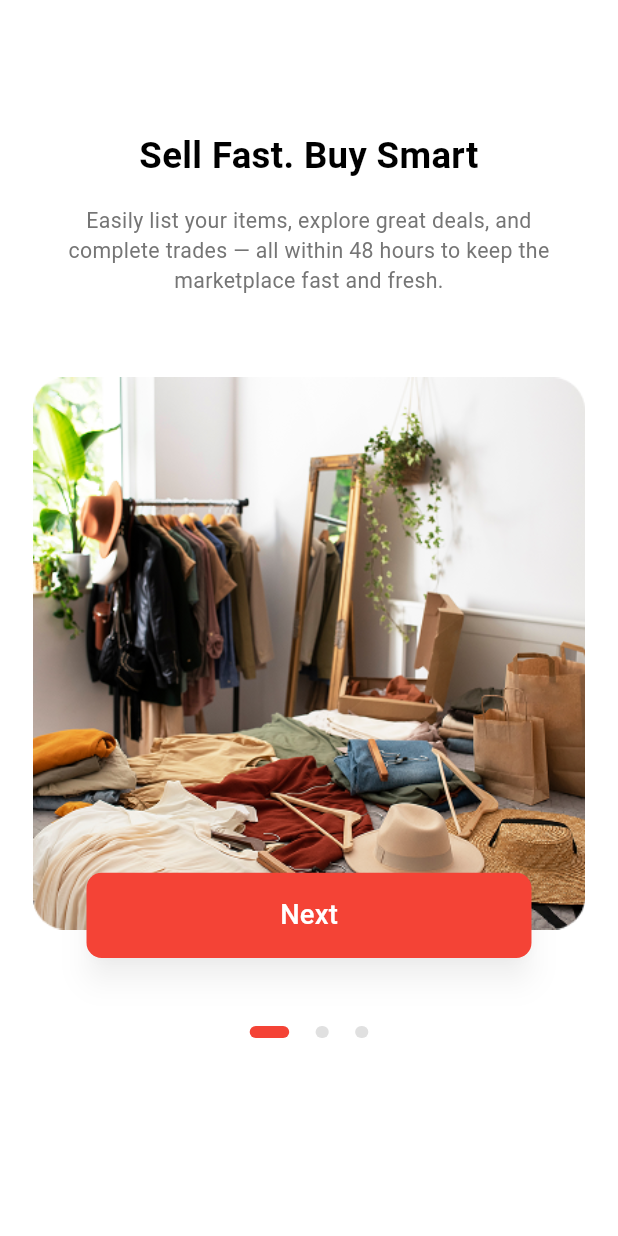
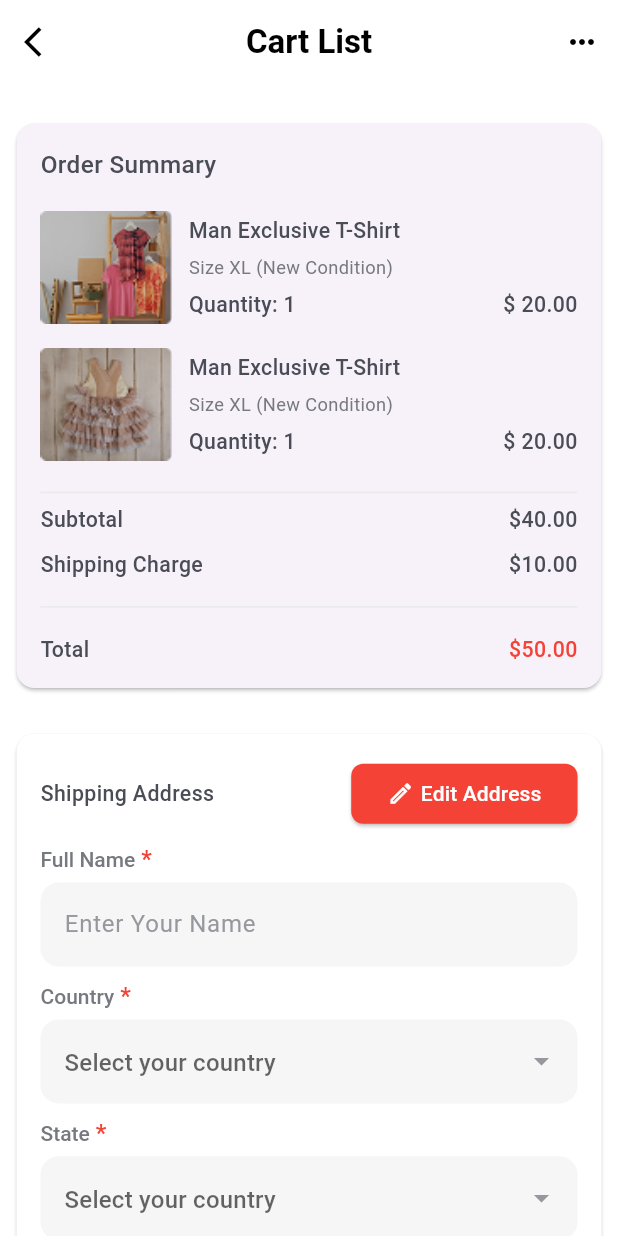
Before and after one commit to backbencherstudio/mussweg, a Flutter app: the screen it shows after launch, on a phone screen of 412 x 824 dp. Run offline on Flutter 3.47's test engine with Material 3 defaults, Android fonts, the phone set to English and light mode, and no system bars; drawn by our look-alikes of smooth_page_indicator; our stand-ins replace flutter_screenutil, get_it.

Commit message:
Add checkout cart list

```diff
--- a/lib/core/routes/route_configs.dart
+++ b/lib/core/routes/route_configs.dart
@@ -7,6 +7,7 @@ import 'package:mussweg/views/parent_screen/screen/parent_screen.dart';
 import 'package:mussweg/views/splash/splash_screen.dart';
 
 import '../../views/auth/sign_up/screen/signup_screen.dart';
+import '../../views/checkout/screen/checkout_screen.dart';
 import '../../views/profile/screen.dart';
 import '../../views/profile/screens/view_seller_product.dart';
 
@@ -19,5 +20,6 @@ class AppRoutes {
     RouteNames.signUpScreen: (context) => const SignupScreen(),
     RouteNames.profileScreen: (context) => const ProfileScreen(),
     RouteNames.sellerProfilePage: (context) => const SellerProfilePage(),
+    RouteNames.checkoutScreen: (context) => const CheckoutScreen(),
   };
 }
--- a/lib/core/routes/route_names.dart
+++ b/lib/core/routes/route_names.dart
@@ -10,6 +10,8 @@ class RouteNames {
   static const String profileScreen = '/profileScreen';
   static const String sellerProfilePage = '/sellerProfilePage';
 
+  static const String checkoutScreen = '/checkoutScreen';
+
 
 
 }
--- /dev/null
+++ b/lib/views/checkout/screen/checkout_screen.dart
@@ -0,0 +1,162 @@
+import 'package:flutter/material.dart';
+import 'package:flutter_screenutil/flutter_screenutil.dart';
+import 'package:mussweg/views/checkout/widgets/checkout_form.dart';
+
+
+import '../../profile/widgets/simple_apppbar.dart';
+import '../widgets/checkout_card_widget.dart';
+import '../widgets/custom_drop_down_field.dart';
+import '../widgets/label_text.dart';
+import '../widgets/text_form_field.dart';
+
+class CheckoutScreen extends StatefulWidget {
+  const CheckoutScreen({super.key});
+
+  @override
+  State<CheckoutScreen> createState() => _CheckoutScreenState();
+}
+
+class _CheckoutScreenState extends State<CheckoutScreen> {
+
+  String? _selectedCountry;
+  final List<String> _countries = ['USA', 'Canada', 'India', 'Germany', 'Australia'];
+
+  @override
+  Widget build(BuildContext context) {
+    return Scaffold(
+      appBar: SimpleApppbar(title: 'Cart List'),
+      body: SingleChildScrollView(
+        child: Padding(
+          padding: EdgeInsets.symmetric(vertical: 16.h),
+          child: Column(
+            children: [
+              CheckoutCartWidget(),
+              SizedBox(height: 10.h,),
+              Card(
+                color: Colors.white,
+                margin: EdgeInsets.symmetric(horizontal: 10.w, vertical: 10.h),
+                child: Padding(
+                  padding: const EdgeInsets.all(16.0),
+                  child: Column(
+                    crossAxisAlignment: CrossAxisAlignment.start,
+                    children: [
+                        Row(
+                          mainAxisAlignment: MainAxisAlignment.spaceBetween,
+                          children: [
+                            Text(
+                              'Shipping Address',
+                              style: TextStyle(
+                                fontWeight: FontWeight.w500,
+                                fontSize: 14.sp,
+                                color: Color(0xFF4A4C56),
+                              ),
+                            ),
+                            ElevatedButton(onPressed: (){},
+                              style: ElevatedButton.styleFrom(
+                                backgroundColor: Colors.red,
+                                shape: RoundedRectangleBorder(
+                                  borderRadius: BorderRadius.circular(8.r),
+                                )
+                              ),
+                              child: Row(
+
+                                children: [
+                                  Icon(Icons.edit_outlined,color: Colors.white,),
+                                  SizedBox(width: 4.w,),
+                                  Text('Edit Address',style: TextStyle(color: Colors.white),)
+                                ],
+                              ),
+                            )
+                          ],
+                        ),
+                      SizedBox(height: 10.h,),
+                      RequiredLabel(
+                        labelText: 'Full Name',
+                      ),
+                      SizedBox(height: 6.h,),
+                      CustomTextFormField(hintText: 'Enter Your Name',),
+                      SizedBox(height: 10.h,),
+                      RequiredLabel(
+                        labelText: 'Country',
+                      ),
+                      SizedBox(height: 6.h,),
+                      CustomDropdownFormField(
+                        hintText: 'Select your country',
+                        items: _countries,
+                        selectedValue: _selectedCountry,
+                        onChanged: (String? newValue) {
+                          setState(() {
+                            _selectedCountry = newValue;
+                          });
+                        },
+                      ),
+                      SizedBox(height: 10.h,),
+                      RequiredLabel(
+                        labelText: 'State',
+                      ),
+                      SizedBox(height: 6.h,),
+                      CustomDropdownFormField(
+                        hintText: 'Select your country',
+                        items: _countries,
+                        selectedValue: _selectedCountry,
+                        onChanged: (String? newValue) {
+                          setState(() {
+                            _selectedCountry = newValue;
+                          });
+                        },
+                      ),
+                      SizedBox(height: 10.h,),
+                      RequiredLabel(
+                        labelText: 'City',
+                      ),
+                      SizedBox(height: 6.h,),
+                      CustomDropdownFormField(
+                        hintText: 'Select your country',
+                        items: _countries,
+                        selectedValue: _selectedCountry,
+                        onChanged: (String? newValue) {
+                          setState(() {
+                            _selectedCountry = newValue;
+                          });
+                        },
+                      ),
+                      SizedBox(height: 10.h,),
+                      RequiredLabel(
+                        labelText: 'ZIP Code (Postal Code)',
+                      ),
+                      SizedBox(height: 6.h,),
+                      CustomTextFormField(hintText: 'Enter Zip Code',),
+                      SizedBox(height: 10.h,),
+                      RequiredLabel(
+                        labelText: 'Address',
+                      ),
+                      SizedBox(height: 6.h,),
+                      CustomTextFormField(hintText: 'Enter Your Address',),
+                      SizedBox(height: 15.h,),
+
+                      Text(
+                        'Payment',
+                        style: TextStyle(
+                          fontWeight: FontWeight.w500,
+                          fontSize: 14.sp,
+                          color: Color(0xFF4A4C56),
+                        ),
+                      ),
+                      SizedBox(height: 10.h,),
+                      const CheckoutFormButton(image: 'assets/icons/paypal-icon.png', outColor: Color(0xFF0070BA),),
+                      SizedBox(height: 6.h,),
+                      const CheckoutFormButton(image: 'assets/icons/stripe-icon.png', outColor: Color(0xFF635BFF),),
+
+
+                    ],
+                  ),
+                ),
+              ),
+            ],
+          ),
+        ),
+      ),
+    );
+  }
+
+}
--- /dev/null
+++ b/lib/views/checkout/widgets/checkout_card_widget.dart
@@ -0,0 +1,214 @@
+import 'package:flutter/material.dart';
+import 'package:flutter_screenutil/flutter_screenutil.dart';
+
+class CheckoutCartWidget extends StatelessWidget {
+  const CheckoutCartWidget({
+    super.key,
+  });
+
+  @override
+  Widget build(BuildContext context) {
+    return Card(
+      margin: EdgeInsets.symmetric(horizontal: 10.w, vertical: 10.h),
+      child: Padding(
+        padding: const EdgeInsets.all(16.0),
+        child: Column(
+          crossAxisAlignment: CrossAxisAlignment.start,
+          children: [
+            Text(
+              'Order Summary',
+              style: TextStyle(
+                fontWeight: FontWeight.w500,
+                fontSize: 16.sp,
+                color: Color(0xFF4A4C56),
+              ),
+            ),
+            SizedBox(height: 16.h),
+            Row(
+              children: [
+                Image.asset(
+                  'assets/images/card-image-1.png',
+                  height: 80.h,
+                  width: 80.w,
+                  fit: BoxFit.contain,
+                ),
+                SizedBox(width: 10.w),
+                Expanded( // Add Expanded here
+                  child: Column(
+                    crossAxisAlignment: CrossAxisAlignment.start,
+                    children: [
+                      Text(
+                        'Man Exclusive T-Shirt',
+                        style: TextStyle(
+                          fontWeight: FontWeight.w500,
+                          fontSize: 14.sp,
+                          color: Color(0xFF4A4C56),
+                        ),
+                      ),
+                      SizedBox(height: 6.h),
+                      Text(
+                        'Size XL (New Condition)',
+                        style: TextStyle(
+                          fontSize: 12.sp,
+                          color: Color(0xFF777980),
+                        ),
+                      ),
+                      SizedBox(height: 6.h),
+                      Row(
+                        mainAxisAlignment: MainAxisAlignment.spaceBetween,
+                        children: [
+                          Text(
+                            'Quantity: 1',
+                            style: TextStyle(
+                              fontWeight: FontWeight.w500,
+                              fontSize: 14.sp,
+                              color: Color(0xFF4A4C56),
+                            ),
+                          ),
+                          Text(
+                            '\$ 20.00',
+                            style: TextStyle(
+                              fontWeight: FontWeight.w500,
+                              fontSize: 14.sp,
+                              color: Color(0xFF4A4C56),
+                            ),
+                          ),
+                        ],
+                      ),
+                    ],
+                  ),
+                ),
+              ],
+            ),
+            SizedBox(height: 10.h),
+            Row(
+              children: [
+                Image.asset(
+                  'assets/images/card-image-2.png',
+                  height: 80.h,
+                  width: 80.w,
+                  fit: BoxFit.contain,
+                ),
+                SizedBox(width: 10.w),
+                Expanded( // Add Expanded here
+                  child: Column(
+                    crossAxisAlignment: CrossAxisAlignment.start,
+                    children: [
+                      Text(
+                        'Man Exclusive T-Shirt',
+                        style: TextStyle(
+                          fontWeight: FontWeight.w500,
+                          fontSize: 14.sp,
+                          color: Color(0xFF4A4C56),
+                        ),
+                      ),
+                      SizedBox(height: 6.h),
+                      Text(
+                        'Size XL (New Condition)',
+                        style: TextStyle(
+                          fontSize: 12.sp,
+                          color: Color(0xFF777980),
+                        ),
+                      ),
+                      SizedBox(height: 6.h),
+                      Row(
+                        mainAxisAlignment: MainAxisAlignment.spaceBetween,
+                        children: [
+                          Text(
+                            'Quantity: 1',
+                            style: TextStyle(
+                              fontWeight: FontWeight.w500,
+                              fontSize: 14.sp,
+                              color: Color(0xFF4A4C56),
+                            ),
+                          ),
+                          Text(
+                            '\$ 20.00',
+                            style: TextStyle(
+                              fontWeight: FontWeight.w500,
+                              fontSize: 14.sp,
+                              color: Color(0xFF4A4C56),
+                            ),
+                          ),
+                        ],
+                      ),
+                    ],
+                  ),
+                ),
+              ],
+            ),
+            SizedBox(height: 10.h),
+            Divider(color: Color(0xFFE9E9EA)),
+            Row(
+              mainAxisAlignment: MainAxisAlignment.spaceBetween,
+              children: [
+                Text(
+                  'Subtotal',
+                  style: TextStyle(
+                    fontWeight: FontWeight.w500,
+                    fontSize: 14.sp,
+                    color: Color(0xFF4A4C56),
+                  ),
+                ),
+                Text(
+                  '\$40.00',
+                  style: TextStyle(
+                    fontWeight: FontWeight.w500,
+                    fontSize: 14.sp,
+                    color: Color(0xFF4A4C56),
+                  ),
+                ),
+              ],
+            ),
+            SizedBox(height: 10.h),
+            Row(
+              mainAxisAlignment: MainAxisAlignment.spaceBetween,
+              children: [
+                Text(
+                  'Shipping Charge',
+                  style: TextStyle(
+                    fontWeight: FontWeight.w500,
+                    fontSize: 14.sp,
+                    color: Color(0xFF4A4C56),
+                  ),
+                ),
+                Text(
+                  '\$10.00',
+                  style: TextStyle(
+                    fontWeight: FontWeight.w500,
+                    fontSize: 14.sp,
+                    color: Color(0xFF4A4C56),
+                  ),
+                ),
+              ],
+            ),
+            SizedBox(height: 10.h),
+            Divider(color: Color(0xFFE9E9EA)),
+            SizedBox(height: 10.h),
+            Row(
+              mainAxisAlignment: MainAxisAlignment.spaceBetween,
+              children: [
+                Text(
+                  'Total',
+                  style: TextStyle(
+                    fontWeight: FontWeight.w500,
+                    fontSize: 14.sp,
+                    color: Color(0xFF4A4C56),
+                  ),
+                ),
+                Text(
+                  '\$50.00',
+                  style: TextStyle(
+                    fontWeight: FontWeight.w500,
+                    fontSize: 14.sp,
+                    color: Colors.red,
+                  ),
+                ),
+              ],
+            ),
+          ],
+        ),
+      ),
+    );
+  }
+}
--- /dev/null
+++ b/lib/views/checkout/widgets/checkout_form.dart
@@ -0,0 +1,45 @@
+import 'package:flutter/material.dart';
+import 'package:flutter_screenutil/flutter_screenutil.dart';
+
+class CheckoutFormButton extends StatelessWidget {
+  const CheckoutFormButton ({
+    super.key,
+    this.onTap,
+    this.color,
+    required this.image,
+    required this.outColor,
+
+  });
+
+  final Color outColor;
+  final VoidCallback? onTap;
+  final Color? color;
+  final String image;
+
+  @override
+  Widget build(BuildContext context) {
+    return GestureDetector(
+      onTap: onTap,
+      child: Container(
+        width: MediaQuery.of(context).size.width * 0.9,
+        padding: EdgeInsets.symmetric(horizontal: 18.w, vertical: 16.h),
+        decoration: BoxDecoration(
+          color: color ?? Colors.transparent,
+          borderRadius: BorderRadius.circular(16.sp),
+          border: Border.all(color: outColor),
+        ),
+        child: Row(
+          mainAxisAlignment: MainAxisAlignment.center,
+          children: [
+            Image.asset(
+              image,
+              width: 100.w,
+              height: 20.h,
+            ),
+
+          ],
+        ),
+      ),
+    );
+  }
+}
--- /dev/null
+++ b/lib/views/checkout/widgets/custom_drop_down_field.dart
@@ -0,0 +1,47 @@
+import 'package:flutter/material.dart';
+import 'package:flutter_screenutil/flutter_screenutil.dart';
+
+class CustomDropdownFormField extends StatelessWidget {
+  final String hintText;
+  final List<String> items;
+  final String? selectedValue;
+  final ValueChanged<String?>? onChanged;
+
+  const CustomDropdownFormField({
+    required this.hintText,
+    required this.items,
+    this.selectedValue,
+    this.onChanged,
+  });
+
+  @override
+  Widget build(BuildContext context) {
+    return DropdownButtonFormField<String>(
+      value: selectedValue,
+      onChanged: onChanged,
+      decoration: InputDecoration(
+        filled: true,
+        fillColor: Color(0xFFF6F6F7),
+        hintText: hintText,
+        hintStyle: TextStyle(color: Color(0xFF97989D)),
+        border: OutlineInputBorder(
+          borderRadius: BorderRadius.circular(12.r),
+          borderSide: BorderSide.none,
+        ),
+      ),
+      items: items.map((String country) {
+        return DropdownMenuItem<String>(
+          value: country,
+          child: Text(
+            country,
+            style: TextStyle(color: Color(0xFF97989D)),
+          ),
+        );
+      }).toList(),
+      icon: Icon(
+        Icons.arrow_drop_down,
+        color: Color(0xFF97989D), // Change the icon color if needed
+      ),
+    );
+  }
+}
--- /dev/null
+++ b/lib/views/checkout/widgets/label_text.dart
@@ -0,0 +1,34 @@
+import 'package:flutter/material.dart';
+
+class RequiredLabel extends StatelessWidget {
+  final String labelText;
+  final bool isRequired;
+  final TextStyle labelStyle;
+
+  const RequiredLabel({
+    required this.labelText,
+    this.isRequired = true,
+    this.labelStyle = const TextStyle(
+      color: Color(0xFF777980),
+      fontSize: 14,
+      fontWeight: FontWeight.w500,
+    ),
+  });
+
+  @override
+  Widget build(BuildContext context) {
+    return RichText(
+      text: TextSpan(
+        style: labelStyle,
+        children: <TextSpan>[
+          TextSpan(text: labelText),
+          if (isRequired)
+            TextSpan(
+              text: ' *',
+              style: TextStyle(color: Colors.red, fontSize: 16),
+            ),
+        ],
+      ),
+    );
+  }
+}
--- /dev/null
+++ b/lib/views/checkout/widgets/text_form_field.dart
@@ -0,0 +1,24 @@
+import 'package:flutter/material.dart';
+import 'package:flutter_screenutil/flutter_screenutil.dart';
+
+class CustomTextFormField extends StatelessWidget {
+  final String hintText;
+
+  const CustomTextFormField({required this.hintText});
+
+  @override
+  Widget build(BuildContext context) {
+    return TextFormField(
+      decoration: InputDecoration(
+        filled: true,
+        fillColor: Color(0xFFF6F6F7),
+        hintText: hintText,
+        hintStyle: TextStyle(color: Color(0xFF97989D)),
+        border: OutlineInputBorder(
+          borderRadius: BorderRadius.circular(12.r),
+          borderSide: BorderSide.none,
+        ),
+      ),
+    );
+  }
+}
--- a/lib/views/splash/splash_screen.dart
+++ b/lib/views/splash/splash_screen.dart
@@ -17,7 +17,8 @@ class _SplashScreenState extends State<SplashScreen> {
     super.initState();
     Future.delayed(const Duration(seconds: 2), () {
       if (mounted) {
-        Navigator.pushReplacementNamed(context, RouteNames.onBoardingScreen);
+        //Navigator.pushReplacementNamed(context, RouteNames.onBoardingScreen);
+        Navigator.pushReplacementNamed(context, RouteNames.checkoutScreen);
       }
     });
   }
```
Also changed, not shown: assets/icons/paypal-icon.png (added), assets/icons/stripe-icon.png (added), assets/images/card-image-1.png (added), assets/images/card-image-2.png (added).
